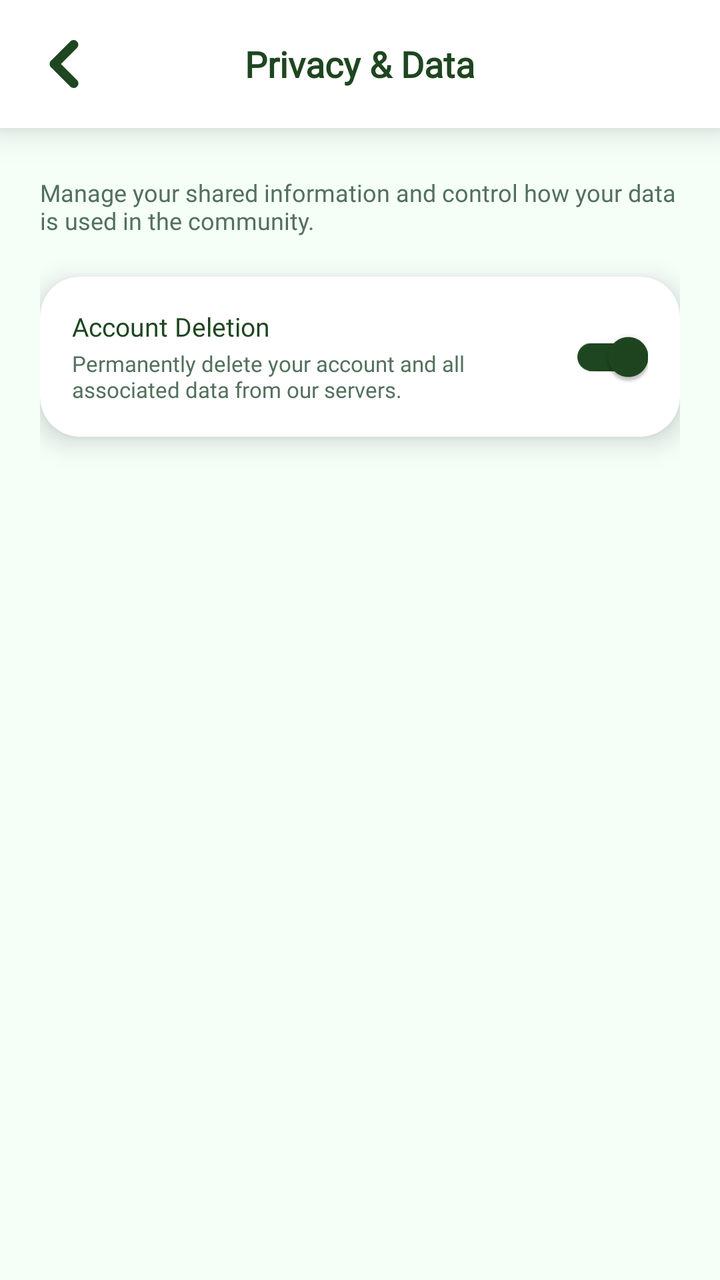
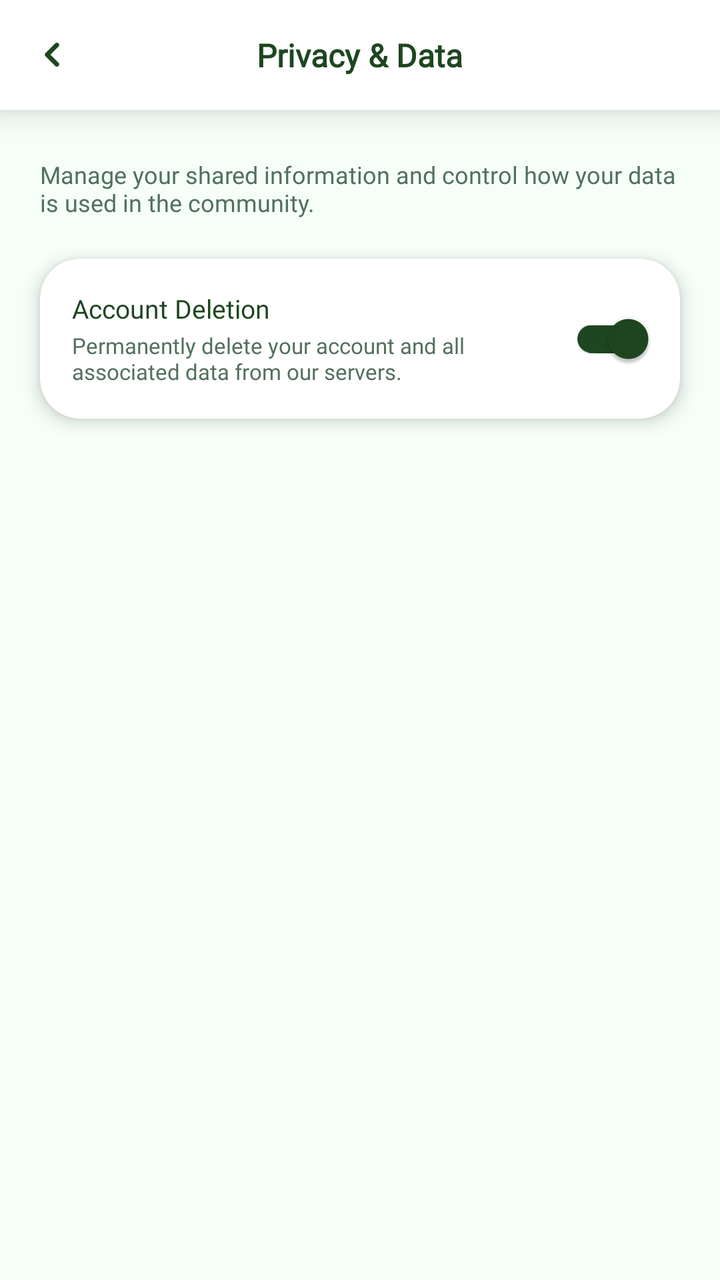

The first picture is an Android layout as it rendered before a commit; the second is the same layout after the commit. The layout source and the unified diff follow.
<!-- AndroidManifest.xml: application theme Theme.SmartGrow -->
<!-- res/layout/fragment_privacy_data.xml -->
<?xml version="1.0" encoding="utf-8"?>
<LinearLayout
    xmlns:android="http://schemas.android.com/apk/res/android"
    xmlns:app="http://schemas.android.com/apk/res-auto"
    xmlns:tools="http://schemas.android.com/tools"
    android:id="@+id/layout_privacy_data"
    android:layout_width="match_parent"
    android:layout_height="match_parent"
    android:orientation="vertical"
    android:background="@color/app_background">

    
    <com.google.android.material.card.MaterialCardView
        android:layout_width="match_parent"
        android:layout_height="64dp"
        app:cardBackgroundColor="@color/card_background"
        app:cardCornerRadius="0dp"
        app:cardElevation="10dp"
        app:strokeWidth="0dp">

        <RelativeLayout
            android:layout_width="match_parent"
            android:layout_height="match_parent">

            
            <ImageView
                android:id="@+id/btn_back_privacy_data"
                android:layout_width="48dp"
                android:layout_height="48dp"
                android:layout_alignParentStart="true"
                android:layout_centerVertical="true"
                android:layout_marginStart="8dp"
                android:background="?attr/selectableItemBackgroundBorderless"
                android:clickable="true"
                android:focusable="true"
                android:padding="12dp"
                android:src="@drawable/ic_back"
                app:tint="@color/primary_green"
                android:contentDescription="Go back" />

            
            <TextView
                android:id="@+id/tv_privacy_data_title"
                android:layout_width="wrap_content"
                android:layout_height="wrap_content"
                android:layout_centerInParent="true"
                android:fontFamily="@font/inter_extrabold"
                android:text="Privacy &amp; Data"
                android:textColor="@color/primary_green"
                android:textSize="18sp"
                android:textStyle="bold" />

        </RelativeLayout>
    </com.google.android.material.card.MaterialCardView>

    
    <androidx.core.widget.NestedScrollView
        android:layout_width="match_parent"
        android:layout_height="0dp"
        android:layout_weight="1"
        android:fillViewport="true"
        android:overScrollMode="never"
        android:scrollbars="none">

        <LinearLayout
            android:layout_width="match_parent"
            android:layout_height="wrap_content"
            android:orientation="vertical"
            android:paddingStart="20dp"
            android:paddingEnd="20dp"
            android:paddingTop="24dp"
            android:paddingBottom="40dp">

            
            <TextView
                android:layout_width="match_parent"
                android:layout_height="wrap_content"
                android:layout_marginBottom="20dp"
                android:fontFamily="@font/inter_semibold"
                android:text="Manage your shared information and control how your data is used in the community."
                android:textColor="@color/text_secondary"
                android:textSize="12sp" />

            
            <com.google.android.material.card.MaterialCardView
                android:id="@+id/card_account_deletion"
                android:layout_width="match_parent"
                android:layout_height="wrap_content"
                app:cardBackgroundColor="@color/card_background"
                app:cardCornerRadius="20dp"
                app:cardElevation="8dp"
                app:strokeWidth="0dp">

                <androidx.constraintlayout.widget.ConstraintLayout
                    android:layout_width="match_parent"
                    android:layout_height="wrap_content"
                    android:padding="16dp">

                    
                    <TextView
                        android:id="@+id/lbl_account_deletion"
                        android:layout_width="wrap_content"
                        android:layout_height="wrap_content"
                        android:fontFamily="@font/inter_extrabold"
                        android:text="Account Deletion"
                        android:textColor="@color/profile_title_color"
                        android:textSize="13sp"
                        app:layout_constraintStart_toStartOf="parent"
                        app:layout_constraintTop_toTopOf="parent" />

                    
                    <TextView
                        android:layout_width="0dp"
                        android:layout_height="wrap_content"
                        android:layout_marginTop="2dp"
                        android:layout_marginEnd="16dp"
                        android:fontFamily="@font/inter_semibold"
                        android:text="Permanently delete your account and all associated data from our servers."
                        android:textColor="@color/text_secondary"
                        android:textSize="11sp"
                        app:layout_constraintBottom_toBottomOf="parent"
                        app:layout_constraintEnd_toStartOf="@id/switch_deletion"
                        app:layout_constraintStart_toStartOf="parent"
                        app:layout_constraintTop_toBottomOf="@id/lbl_account_deletion" />

                    
                    <androidx.appcompat.widget.SwitchCompat
                        android:id="@+id/switch_deletion"
                        android:layout_width="wrap_content"
                        android:layout_height="wrap_content"
                        android:checked="true"
                        app:thumbTint="@color/profile_title_color"
                        app:trackTint="@color/primary_green"
                        app:layout_constraintBottom_toBottomOf="parent"
                        app:layout_constraintEnd_toEndOf="parent"
                        app:layout_constraintTop_toTopOf="parent" />

                </androidx.constraintlayout.widget.ConstraintLayout>

            </com.google.android.material.card.MaterialCardView>

        </LinearLayout>

    </androidx.core.widget.NestedScrollView>

</LinearLayout>
<!-- resources referenced by this layout -->
<resources>
  <color name="app_background">#F5FFF8</color>
  <color name="card_background">#FFFFFF</color>
  <color name="primary_green">#1e4620</color>
  <color name="profile_title_color">#1e4620</color>
  <color name="text_secondary">#52705D</color>
  <!-- drawable ic_back (drawable) -->
  <vector xmlns:android="http://schemas.android.com/apk/res/android"
      android:width="512dp"
      android:height="512dp"
      android:viewportWidth="512"
      android:viewportHeight="512">
    <path
        android:pathData="M353.56,0.08C357.11,0.08 360.66,0.08 364.22,0.08C367.19,1.92 374.58,2.14 378.56,4.11C393.52,11.5 404.28,23.82 407.7,40.46C414.26,72.47 386.01,92.33 366.38,112.23C334.11,144.95 301.48,177.34 268.9,209.75C258.82,219.77 248.74,229.81 238.73,239.91C233.63,245.06 227.91,249.93 223.3,255.53C228.34,261.95 235.03,267.53 240.83,273.29C251.85,284.23 262.79,295.27 273.78,306.24C304.6,336.98 335.02,368.15 366.11,398.6C372.57,404.93 378.91,411.37 385.28,417.77C400.7,433.28 412.97,447.13 408.61,471.07C405.55,487.85 394.47,500.51 379.48,507.87C375.55,509.8 368.01,510.1 365.13,511.92C361.58,511.92 358.03,511.92 354.48,511.92C352.39,510.58 348.57,510.58 346.03,509.88C341.29,508.57 336.65,506.39 332.46,503.79C324.57,498.91 318.22,490.86 311.69,484.36C299.66,472.39 287.73,460.31 275.69,448.35C237.53,410.45 199.54,372.38 161.6,334.26C150.65,323.25 139.59,312.33 128.65,301.3C124.81,297.43 120.03,294.72 116.33,290.7C107.37,280.97 102.73,268.77 102.71,255.53C102.7,242.34 107.38,230.05 116.33,220.36C120.03,216.35 124.82,213.64 128.65,209.76C139.26,199.03 150,188.42 160.67,177.74C198.7,139.71 236.5,101.45 274.77,63.66C286.84,51.74 298.7,39.59 310.77,27.66C317.31,21.21 323.51,13.41 331.28,8.4C335.5,5.68 340.28,3.48 345.11,2.13C347.63,1.42 351.5,1.44 353.56,0.08Z"
        android:strokeLineJoin="round"
        android:strokeWidth="0.25"
        android:fillColor="#000000"
        android:fillType="evenOdd"
        android:strokeColor="#000000"/>
  </vector>
  <style name="Theme.SmartGrow" parent="Base.Theme.SmartGrow" />
  <style name="Base.Theme.SmartGrow" parent="Theme.Material3.DayNight.NoActionBar">
          <item name="android:windowBackground">@color/app_background</item>
          <item name="android:windowDisablePreview">true</item>
  
          
          <item name="android:statusBarColor">@color/app_background</item>
          <item name="android:windowLightStatusBar">true</item>
  
          
          <item name="android:navigationBarColor">@color/app_background</item>
          <item name="android:windowLightNavigationBar" ns0:targetApi="o_mr1">true</item>
  
          <item name="android:windowDrawsSystemBarBackgrounds">true</item>
          <item name="android:windowTranslucentStatus">false</item>
          <item name="android:windowTranslucentNavigation">false</item>
  
          
          <item name="popupMenuStyle">@style/ModernPopupMenuStyle</item>
      </style>
  <style name="ModernPopupMenuStyle" parent="Widget.Material3.PopupMenu">
          <item name="android:popupBackground">@android:color/white</item>
      </style>
</resources>

<!-- the commit's change to res/layout/fragment_privacy_data.xml (unified diff, before → after) -->
@@ -7,26 +7,32 @@
     android:layout_width="match_parent"
     android:layout_height="match_parent"
     android:orientation="vertical"
-    android:background="@color/app_background">
+    android:background="@color/app_background"
+    android:clipChildren="false"
+    android:clipToPadding="false">
 
     
     <com.google.android.material.card.MaterialCardView
         android:layout_width="match_parent"
-        android:layout_height="64dp"
+        android:layout_height="55dp"
         app:cardBackgroundColor="@color/card_background"
         app:cardCornerRadius="0dp"
         app:cardElevation="10dp"
-        app:strokeWidth="0dp">
+        app:strokeWidth="0dp"
+        android:clipChildren="false"
+        android:clipToPadding="false">
 
         <RelativeLayout
             android:layout_width="match_parent"
-            android:layout_height="match_parent">
+            android:layout_height="match_parent"
+            android:clipChildren="false"
+            android:clipToPadding="false">
 
             
             <ImageView
                 android:id="@+id/btn_back_privacy_data"
-                android:layout_width="48dp"
-                android:layout_height="48dp"
+                android:layout_width="36dp"
+                android:layout_height="36dp"
                 android:layout_alignParentStart="true"
                 android:layout_centerVertical="true"
                 android:layout_marginStart="8dp"
@@ -47,7 +53,7 @@
                 android:fontFamily="@font/inter_extrabold"
                 android:text="Privacy &amp; Data"
                 android:textColor="@color/primary_green"
-                android:textSize="18sp"
+                android:textSize="16sp"
                 android:textStyle="bold" />
 
         </RelativeLayout>
@@ -60,7 +66,9 @@
         android:layout_weight="1"
         android:fillViewport="true"
         android:overScrollMode="never"
-        android:scrollbars="none">
+        android:scrollbars="none"
+        android:clipChildren="false"
+        android:clipToPadding="false">
 
         <LinearLayout
             android:layout_width="match_parent"
@@ -69,7 +77,9 @@
             android:paddingStart="20dp"
             android:paddingEnd="20dp"
             android:paddingTop="24dp"
-            android:paddingBottom="40dp">
+            android:paddingBottom="40dp"
+            android:clipChildren="false"
+            android:clipToPadding="false">
 
             
             <TextView
@@ -88,13 +98,17 @@
                 android:layout_height="wrap_content"
                 app:cardBackgroundColor="@color/card_background"
                 app:cardCornerRadius="20dp"
-                app:cardElevation="8dp"
-                app:strokeWidth="0dp">
+                app:cardElevation="5dp"
+                app:strokeWidth="0dp"
+                android:clipChildren="false"
+                android:clipToPadding="false">
 
                 <androidx.constraintlayout.widget.ConstraintLayout
                     android:layout_width="match_parent"
                     android:layout_height="wrap_content"
-                    android:padding="16dp">
+                    android:padding="16dp"
+                    android:clipChildren="false"
+                    android:clipToPadding="false">
 
                     
                     <TextView
